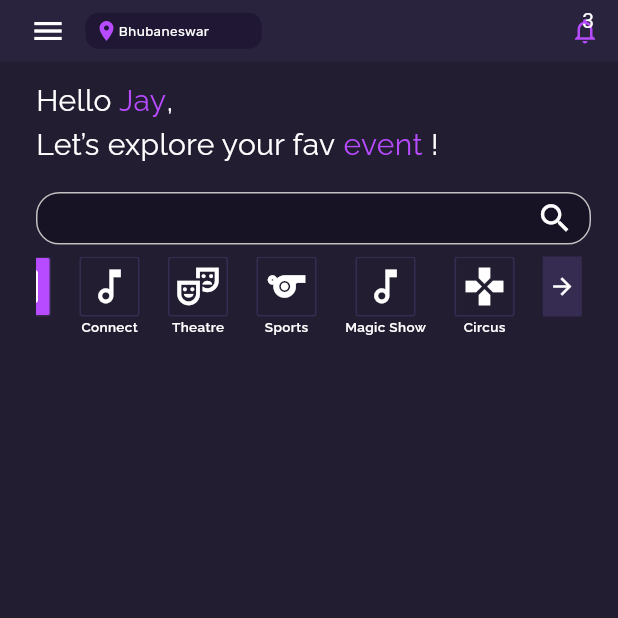
After one commit to jatinkumarsahoo99/evn_tree, a Flutter app: the HomeScreen screen opened directly, after a tap on the "arrow forward" icon, on a phone screen of 412 x 824 dp, the top half of it. The commit adds this screen. Run offline on Flutter 3.47's test engine with Material 3 defaults, Android fonts, the phone set to English and light mode, and no system bars; our stand-ins replace font_awesome_flutter, google_fonts, percent_indicator.

Commit message:
by jatin

```diff
--- a/lib/app/app_theme/colors.dart
+++ b/lib/app/app_theme/colors.dart
@@ -5,4 +5,6 @@ class ColorsGroup{
   static Color get scaffoldBackgroundColor => const Color(0xFFFFFFFF);
   static Color get primaryColor => const Color(0xFF2CBFD3);
   static Color get backColor => const Color(0xFF262626);
+  static Color get iconColor => const Color(0xFFB74BFF);
+
 }
--- a/lib/app/app_theme/text_styles.dart
+++ b/lib/app/app_theme/text_styles.dart
@@ -46,6 +46,9 @@ class TextStyles{
     return GoogleFonts.rubik(textStyle: TextStyle(fontWeight: fontWeight??FontWeight.w600,fontSize: fontSize??20,color: const Color(0xFF808080)));
   }
 
+  TextStyle googleRubikFontsForText1({double ?fontSize , FontWeight? fontWeight}){
+    return GoogleFonts.rubik(textStyle: TextStyle(fontWeight: fontWeight??FontWeight.w600,fontSize: fontSize??20,color: const Color(0xFFFEFEFE)));
+  }
   TextStyle googleRubikFontsForText4({double ?fontSize , FontWeight? fontWeight}){
     return GoogleFonts.rubik(textStyle: TextStyle(fontWeight: fontWeight??FontWeight.w600,fontSize: fontSize??20,color: const Color(0xFF040415)));
   }
@@ -55,7 +58,7 @@ class TextStyles{
   }
 
   TextStyle googleRubikFontsForSecondaryText9({double ?fontSize , FontWeight? fontWeight}){
-    return GoogleFonts.rubik(textStyle: TextStyle(fontWeight: fontWeight??FontWeight.w500,fontSize: fontSize??12,color: const Color(0xFF000000)));
+    return GoogleFonts.raleway(textStyle: TextStyle(fontWeight: fontWeight??FontWeight.w500,fontSize: fontSize??12,color: const Color(0xFF000000)));
   }
 
   TextStyle googleRubikFontsForButtonText({double ?fontSize , FontWeight? fontWeight}){
@@ -63,16 +66,15 @@ class TextStyles{
   }
 
   TextStyle googleRubikFontsForText2({double ?fontSize , FontWeight? fontWeight}){
-    return GoogleFonts.rubik(textStyle: TextStyle(fontWeight: fontWeight??FontWeight.w500,fontSize: fontSize??16,color: const Color(0xFFB74BFF),
-        decoration: TextDecoration.underline,decorationColor: const Color(0xFFB74BFF)));
+    return GoogleFonts.raleway(textStyle: TextStyle(fontWeight: fontWeight??FontWeight.w500,fontSize: fontSize??16,color: const Color(0xFFB74BFF),));
   }
 
   TextStyle googleRubikFontsForText3({double ?fontSize , FontWeight? fontWeight}){
-    return GoogleFonts.rubik(textStyle: TextStyle(fontWeight: fontWeight??FontWeight.w500,fontSize: fontSize??16,color: const Color(0xFF2CBFD3),decorationColor: const Color(0xFF2CBFD3)));
+    return GoogleFonts.raleway(textStyle: TextStyle(fontWeight: fontWeight??FontWeight.w500,fontSize: fontSize??16,color: const Color(0xFF2CBFD3),decorationColor: const Color(0xFF2CBFD3)));
   }
 
   TextStyle googleRubikFontsForText5({double ?fontSize , FontWeight? fontWeight}){
-    return GoogleFonts.rubik(textStyle: TextStyle(fontWeight: fontWeight??FontWeight.w500,fontSize: fontSize??16,color: const Color(0xFF43CC7B),decorationColor: const Color(0xFF43CC7B)));
+    return GoogleFonts.raleway(textStyle: TextStyle(fontWeight: fontWeight??FontWeight.w500,fontSize: fontSize??16,color: const Color(0xFF43CC7B),decorationColor: const Color(0xFF43CC7B)));
   }
 
 
--- a/lib/app/common_widgets/common_text_field_view.dart
+++ b/lib/app/common_widgets/common_text_field_view.dart
@@ -16,7 +16,11 @@ class CommonTextFieldView extends StatelessWidget {
   final double? pad;
   final double? height;
   final double? radius;
+  final double? suffixIconSize;
+  final bool isLabelVisible;
   final IconData? suffixIcon;
+  final Color? suffixIconColor;
+  final Color? borderColor;
   final BuildContext? contextNew;
 
   const CommonTextFieldView(
@@ -36,7 +40,11 @@ class CommonTextFieldView extends StatelessWidget {
       this.radius = 10,
       this.contextNew,
       this.height = 34,
+      this.isLabelVisible = true,
         this.suffixIcon,
+        this.suffixIconSize,
+        this.suffixIconColor,
+        this.borderColor,
       this.enable = true});
 
   @override
@@ -60,24 +68,24 @@ class CommonTextFieldView extends StatelessWidget {
                 counterText: "",
                 // border: InputBorder.none,
                 // hintText: hintText,
-                labelText: hintText,
-                labelStyle: TextStyles(context).googleRubikFontsForButtonText(),
+                labelText: isLabelVisible?hintText:null,
+                labelStyle: isLabelVisible?TextStyles(context).googleRubikFontsForButtonText():null,
                 border: OutlineInputBorder(
                     borderRadius: BorderRadius.circular(radius??10),
-                    borderSide: const BorderSide(color: Color(0xFF333649),width: 1)
+                    borderSide:  BorderSide(color: borderColor??const Color(0xFF333649),width: 1)
                 ),
                 focusedBorder: OutlineInputBorder(
                     borderRadius: BorderRadius.circular(radius??10),
-                    borderSide: const BorderSide(color: Color(0xFF333649),width: 1)
+                    borderSide:  BorderSide(color: borderColor??const Color(0xFF333649),width: 1)
                 ),
                 enabledBorder: OutlineInputBorder(
                     borderRadius: BorderRadius.circular(radius??10),
-                    borderSide: const BorderSide(color: Color(0xFF333649),width: 1)
+                    borderSide:  BorderSide(color: borderColor??const Color(0xFF333649),width: 1)
                 ),
                 fillColor: const Color(0xFF171224),
                 contentPadding: const EdgeInsets.only(left: 16,right: 14,top: 2,bottom: 2),
                 filled: true,
-                suffixIcon:  Icon(suffixIcon??Icons.email_outlined,size: 18,color: const Color(0xFFB74BFF) ,)
+                suffixIcon:  Icon(suffixIcon??Icons.email_outlined,size: suffixIconSize??18,color: suffixIconColor??const  Color(0xFFB74BFF) ,)
             ),
             keyboardType: keyboardType,
           ),
--- /dev/null
+++ b/lib/app/modules/home_screen.dart
@@ -0,0 +1,288 @@
+import 'package:flutter/material.dart';
+
+import '../app_theme/colors.dart';
+import '../app_theme/text_styles.dart';
+import '../common_widgets/common_text_field_view.dart';
+
+class HomeScreen extends StatefulWidget {
+  const HomeScreen({super.key});
+
+  @override
+  State<HomeScreen> createState() => _HomeScreenState();
+}
+
+class _HomeScreenState extends State<HomeScreen> {
+
+  List<DataLstClass> dataLst = [
+    DataLstClass(
+      icon: Icons.border_all_rounded,
+      nameStr: "All"
+    ),
+    DataLstClass(
+        icon: Icons.music_note_outlined,
+        nameStr: "Connect"
+    ),
+    DataLstClass(
+        icon: Icons.theater_comedy_outlined,
+        nameStr: "Theatre"
+    ),
+    DataLstClass(
+        icon: Icons.sports,
+        nameStr: "Sports"
+    ),
+    DataLstClass(
+        icon: Icons.music_note_outlined,
+        nameStr: "Magic Show"
+    ),
+    DataLstClass(
+        icon: Icons.games,
+        nameStr: "Circus"
+    ),
+    DataLstClass(
+        icon: Icons.games,
+        nameStr: "Circus"
+    ),
+    DataLstClass(
+        icon: Icons.games,
+        nameStr: "Circus"
+    ),
+    DataLstClass(
+        icon: Icons.games,
+        nameStr: "Circus"
+    ),
+    DataLstClass(
+        icon: Icons.games,
+        nameStr: "Circus"
+    ),
+    DataLstClass(
+        icon: Icons.games,
+        nameStr: "Circus"
+    ),
+    DataLstClass(
+        icon: Icons.games,
+        nameStr: "Circus"
+    ),
+    DataLstClass(
+        icon: Icons.games,
+        nameStr: "Circus"
+    ),
+    DataLstClass(
+        icon: Icons.games,
+        nameStr: "Circus"
+    ),
+    DataLstClass(
+        icon: Icons.games,
+        nameStr: "Circus"
+    ),
+    DataLstClass(
+        icon: Icons.games,
+        nameStr: "Circus"
+    ),
+    DataLstClass(
+        icon: Icons.games,
+        nameStr: "Circus"
+    ),
+  ];
+  double maxScrollExtent = 0.0;
+  ScrollController scrollController = ScrollController();
+  int selectedIndex = 0;
+  @override
+  void initState() {
+    scrollController.addListener((){
+      maxScrollExtent = scrollController.position.maxScrollExtent;
+    });
+
+    super.initState();
+  }
+
+  @override
+  Widget build(BuildContext context) {
+    Size size = MediaQuery.of(context).size;
+    return Scaffold(
+      backgroundColor: const Color(0xFF231D32),
+      body: SafeArea(
+        child: Column(
+          children: [
+            Container(
+              decoration: BoxDecoration(
+                borderRadius: BorderRadius.circular(1),
+                color: const Color(0xFF2A233D)
+              ),
+              height: 41,
+              child: Padding(
+                padding: const EdgeInsets.only(left: 20,right: 12),
+                child: Row(
+                  mainAxisAlignment: MainAxisAlignment.spaceBetween,
+                  children: [
+                    Row(
+                      children: [
+                        const Icon(Icons.menu_outlined,color: Colors.white,),
+                        const SizedBox(
+                          width: 13,
+                        ),
+                        Container(
+                          decoration: BoxDecoration(
+                              color: const Color(0xFF1F1734),
+                              borderRadius: BorderRadius.circular(8.5)
+                          ),
+                          child: Padding(
+                            padding:  const EdgeInsets.only(top: 4.0,bottom: 4,right: 35,left: 6),
+                            child: Row(
+                              children: [
+                                Icon(Icons.location_on,size: 16,color: ColorsGroup.iconColor,),
+                                Text("Bhubaneswar",style: TextStyles(context).googleRubikFontsForText1(fontSize: 9,fontWeight: FontWeight.w400),)
+                              ],
+                            ),
+                          ),
+                        ),
+                      ],
+                    ),
+
+                    SizedBox(
+                      height: 30,
+                      child: Stack(
+                        children: [
+                          Align(
+                              alignment: Alignment.center,
+                              child: Icon(Icons.notifications_outlined,size: 20,color: ColorsGroup.iconColor,)),
+                          const Positioned(
+                              left: 8,
+                              right: 0,
+                              top: -2,
+                              child: Text("3",style: TextStyle(color: Colors.white),))
+                        ],
+                      ),
+                    )
+                  ],
+                ),
+              ),
+            ),
+            Padding(
+              padding: const EdgeInsets.only(left: 24.0,top: 12,right: 18),
+              child: Column(
+                children: [
+                  Row(
+                    children: [
+                      Text("Hello",style: TextStyles(context).googleRubikFontsForButtonText(fontWeight: FontWeight.w400,fontSize: 20),),
+                      Text(" Jay",style: TextStyles(context).googleRubikFontsForText2(fontWeight: FontWeight.w400,fontSize: 20)),
+                      Text(",",style: TextStyles(context).googleRubikFontsForButtonText(fontWeight: FontWeight.w400,fontSize: 20)),
+                    ],
+                  ),
+                  Row(
+                    children: [
+                      Text("Let’s explore your fav",style: TextStyles(context).googleRubikFontsForButtonText(fontWeight: FontWeight.w400,fontSize: 20),),
+                      Text(" event",style: TextStyles(context).googleRubikFontsForText2(fontWeight: FontWeight.w400,fontSize: 20)),
+                      Text(" !",style: TextStyles(context).googleRubikFontsForButtonText(fontWeight: FontWeight.w400,fontSize: 20)),
+                    ],
+                  ),
+                  const SizedBox(
+                    height: 17,
+                  ),
+                  CommonTextFieldView(
+                    controller: TextEditingController(),
+                    // errorText: _errorFName,
+                    padding: const EdgeInsets.only(left: 0, right: 0),
+                    keyboardType: TextInputType.name,
+                    onChanged: (String txt) {},
+                    isAllowTopTitleView: false,
+                    suffixIcon: Icons.search,
+                    suffixIconColor: Colors.white,
+                    suffixIconSize: 25,
+                    radius: 15.5,
+                    height: 35,
+                    borderColor: const Color(0xFFC1C1C1),
+                  ),
+                  const SizedBox(
+                    height: 8,
+                  ),
+                  Row(
+                    crossAxisAlignment: CrossAxisAlignment.start,
+                    children: [
+                      SizedBox(
+                        height: 60,
+                        width: size.width*0.82,
+                        child: ListView.builder(
+                            itemCount: dataLst.length,
+                            controller: scrollController,
+                            scrollDirection: Axis.horizontal,
+                            itemBuilder: (BuildContext context,int index){
+                             return GestureDetector(
+                            onTap: (){
+                              selectedIndex = index;
+                              setState(() {
+
+                              });
+                            },
+                            child: Padding(
+                              padding: const EdgeInsets.only(right: 19.0),
+                              child: Column(
+                                children: [
+                                  Container(
+                                    decoration: BoxDecoration(
+                                      borderRadius: BorderRadius.circular(2),
+                                      border: Border.all(width: 1,color: const Color(0xFF362B51)),
+                                      color: (selectedIndex == index)?const Color(0xFFB74BFF) :const Color(0xFF221D31)
+                                    ),
+                                      child: Padding(
+                                        padding: const EdgeInsets.all(4.0),
+                                        child: Icon(dataLst[index].icon,size: 30,color: Colors.white,),
+                                      )),
+                                  Text(dataLst[index].nameStr??"",style: TextStyles(context).googleRubikFontsForButtonText(fontSize: 9,fontWeight: FontWeight.w600),)
+                                ],
+                              ),
+                            ),
+                          );
+                        }),
+                      ),
+                      (dataLst.length > 4)? GestureDetector(
+                        onTap: (){
+                          double currentOffset = scrollController.offset;
+                          double newOffset = currentOffset + 30.0;
+
+                          if(maxScrollExtent == 0){
+                            scrollController.jumpTo(
+                              30,
+                            );
+                          }
+
+                          if (newOffset <= maxScrollExtent) {
+                            scrollController.animateTo(
+                              newOffset,
+                              duration: const Duration(milliseconds: 500),
+                              curve: Curves.easeInOut,
+                            );
+                          } else {
+                            // If reached the end, stop scrolling further
+                            scrollController.jumpTo(maxScrollExtent);
+                          }
+                        },
+                        child: Container(
+                          color: const Color(0xFF362B51),
+                          height: 40,
+                          child: const Padding(
+                            padding: EdgeInsets.all(4.0),
+                            child: Icon(Icons.arrow_forward_sharp,size: 18,color: Colors.white,),
+                          ),
+                        ),
+                      ):Container()
+                    ],
+                  ),
+
+                ],
+              ),
+            ),
+
+
+
+          ],
+        ),
+      ),
+    );
+  }
+}
+
+class DataLstClass{
+  IconData? icon;
+  String? nameStr;
+  DataLstClass({this.icon,this.nameStr});
+}
--- a/lib/app/modules/login_screen.dart
+++ b/lib/app/modules/login_screen.dart
@@ -4,6 +4,7 @@ import 'package:national_wild_animal/app/modules/sign_up_screen.dart';
 import '../common_widgets/background_widget.dart';
 
 import '../common_widgets/common_text_field_view.dart';
+import 'home_screen.dart';
 
 class LoginScreen extends StatefulWidget {
   const LoginScreen({super.key});
@@ -23,20 +24,26 @@ class _LoginScreenState extends State<LoginScreen> {
         child: SingleChildScrollView(
           child: SizedBox(
               height: usableHeight,
-            child: BackgroundWidget(size: size,
+              child: BackgroundWidget(
+                size: size,
                 btnOnTap: () {
                   debugPrint(">>>>>>>>>>>>>btnOnTap Call");
-              }, buttonText: 'Log In', footerOnTap: () {
+                  Navigator.push(context, MaterialPageRoute(builder: (context) => const HomeScreen()));
+                },
+                buttonText: 'Log In',
+                footerOnTap: () {
                   debugPrint(">>>>>>>>>>>>>footerOnTap Call");
                   Navigator.push(context, MaterialPageRoute(builder: (context) => const SignUpScreen()));
                 },
-              footerTextOne: "You don't have an account ? ", footerTextTwo: 'sign-up', widgetLst: [
+                footerTextOne: "You don't have an account ? ",
+                footerTextTwo: 'sign-up',
+                widgetLst: [
                   CommonTextFieldView(
                     controller: TextEditingController(),
                     // errorText: _errorFName,
                     padding: const EdgeInsets.only(left: 2, right: 2),
                     titleText: "email / phone No",
-                  hintText:"email / phone No",
+                    hintText: "email / phone No",
                     keyboardType: TextInputType.name,
                     onChanged: (String txt) {},
                     isAllowTopTitleView: false,
@@ -45,9 +52,8 @@ class _LoginScreenState extends State<LoginScreen> {
                     height: 40,
                   ),
                 ],
-              headerText: 'Welcome Back ! ',)
-
-
+                headerText: 'Welcome Back ! ',
+              )
 
               /* Column(
               mainAxisAlignment: MainAxisAlignment.center,
```
Also changed, not shown: lib/app/common_widgets/common_search_text_field.dart (added), 2 other files. Lines whose indentation alone changed are shown as unchanged.
